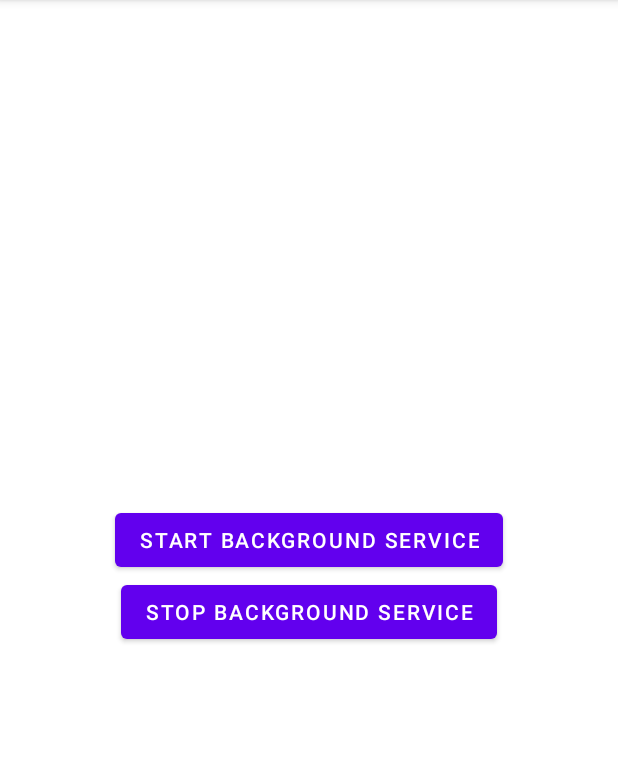
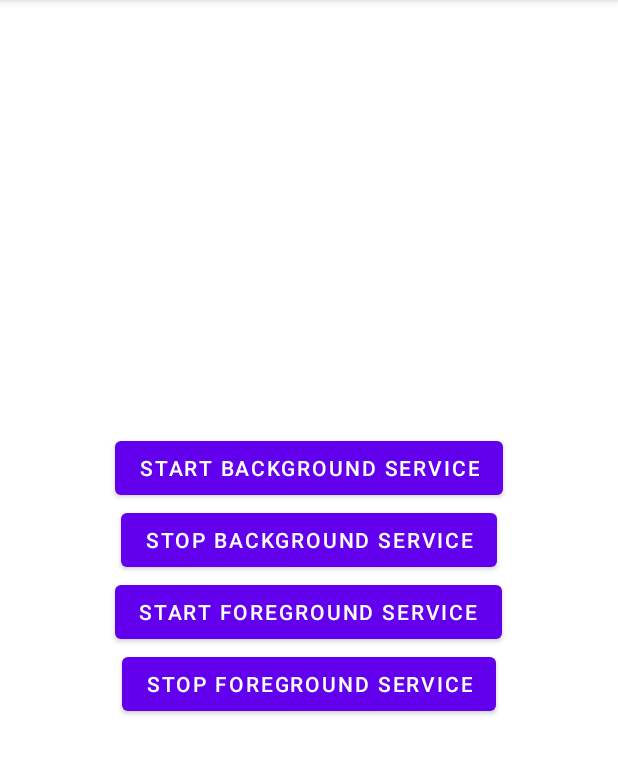
Before and after one commit to phamtanphat/ForegroundService18022022, an Android app: the screen it shows after launch (MainActivity), on a phone screen of 412 x 824 dp, the part 84-859 px from its top. Run offline under Robolectric (Android 15) with nearby library versions, the phone set to English and light mode, and no system bars.

Commit message:
create foreground service

```diff
--- a/app/src/main/AndroidManifest.xml
+++ b/app/src/main/AndroidManifest.xml
@@ -1,6 +1,8 @@
 <?xml version="1.0" encoding="utf-8"?>
 <manifest xmlns:android="http://schemas.android.com/apk/res/android"
     package="com.example.foregroundservice18022022">
+
+    <uses-permission android:name="android.permission.FOREGROUND_SERVICE"/>
 
     <application
         android:allowBackup="true"
--- a/app/src/main/java/com/example/foregroundservice18022022/MainActivity.java
+++ b/app/src/main/java/com/example/foregroundservice18022022/MainActivity.java
@@ -14,6 +14,7 @@ import android.widget.Button;
 public class MainActivity extends AppCompatActivity {
 
     Button mBtnStartBackground,mBtnStopBackground;
+    Button mBtnStartForeground,mBtnStopForeground;
     @Override
     protected void onCreate(Bundle savedInstanceState) {
         super.onCreate(savedInstanceState);
@@ -21,6 +22,8 @@ public class MainActivity extends AppCompatActivity {
 
         mBtnStartBackground = findViewById(R.id.buttonStartBackground);
         mBtnStopBackground = findViewById(R.id.buttonStopBackground);
+        mBtnStartForeground = findViewById(R.id.buttonStartForegroundService);
+        mBtnStopForeground = findViewById(R.id.buttonStopForegroundService);
 
         mBtnStartBackground.setOnClickListener(new View.OnClickListener() {
             @Override
@@ -38,6 +41,14 @@ public class MainActivity extends AppCompatActivity {
             }
         });
 
+
+        mBtnStartForeground.setOnClickListener(new View.OnClickListener() {
+            @Override
+            public void onClick(View view) {
+                Intent intent = new Intent(MainActivity.this,MyService.class);
+                startService(intent);
+            }
+        });
     }
 
 
--- a/app/src/main/res/layout/activity_main.xml
+++ b/app/src/main/res/layout/activity_main.xml
@@ -19,4 +19,16 @@
         android:layout_width="wrap_content"
         android:layout_height="wrap_content"/>
 
+
+    <Button
+        android:id="@+id/buttonStartForegroundService"
+        android:text="Start Foreground Service"
+        android:layout_width="wrap_content"
+        android:layout_height="wrap_content"/>
+    <Button
+        android:id="@+id/buttonStopForegroundService"
+        android:text="Stop Foreground Service"
+        android:layout_width="wrap_content"
+        android:layout_height="wrap_content"/>
+
 </LinearLayout>
```
Also changed, not shown: app/src/main/java/com/example/foregroundservice18022022/MyApplication.java (added, +23 -0 lines), app/src/main/java/com/example/foregroundservice18022022/MyService.java (+31 -30 lines).
